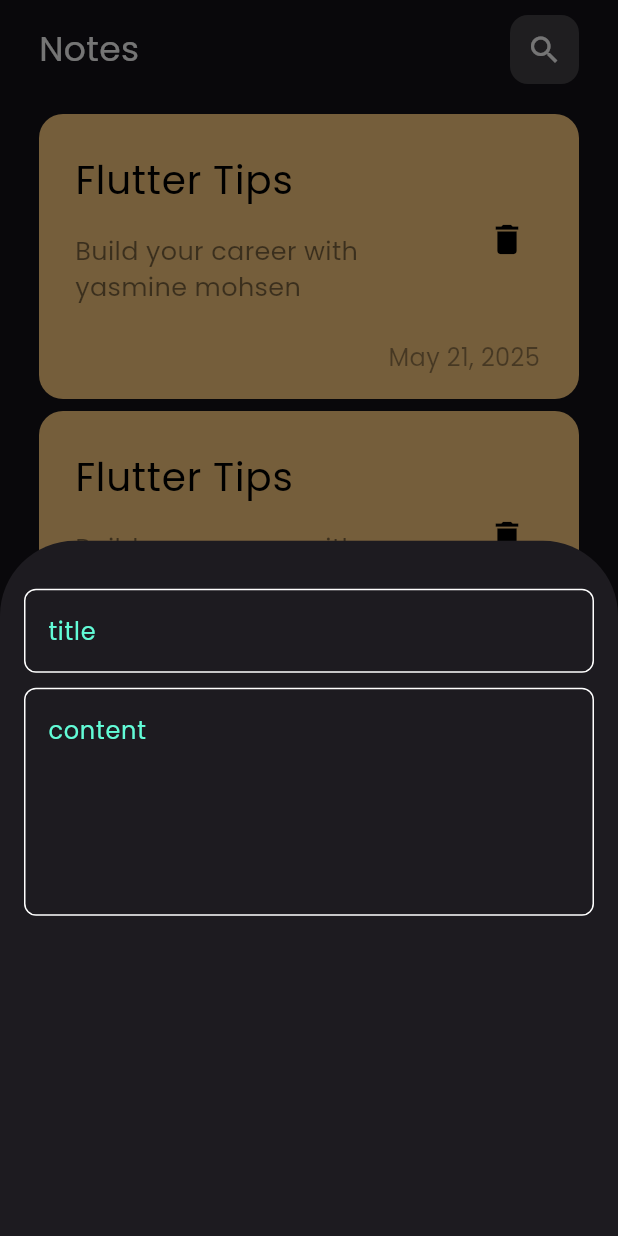
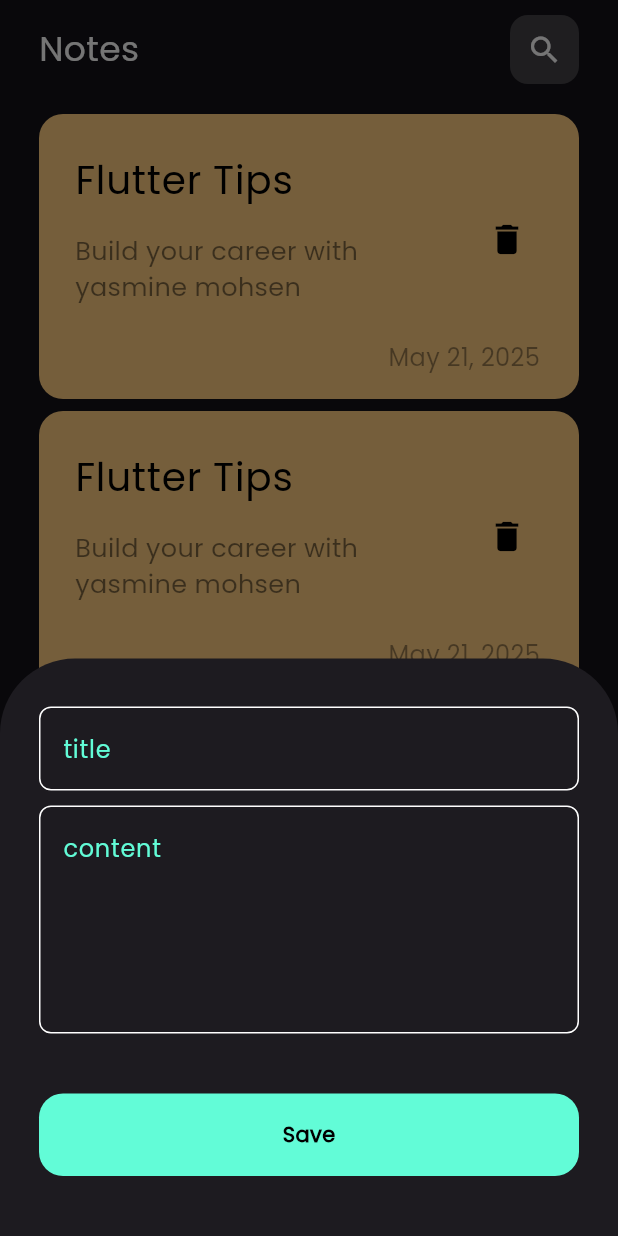
Before and after one commit to yasminemohsen269-collab/notes_app, a Flutter app: the screen it shows after launch, after a tap on the "add" icon, on a phone screen of 412 x 824 dp. Run offline on Flutter 3.47's test engine with Material 3 defaults, Android fonts, the phone set to English and light mode, and no system bars.

Commit message:
finish notes bottom sheet

```diff
--- a/lib/widgets/add_note_bottom_sheet.dart
+++ b/lib/widgets/add_note_bottom_sheet.dart
@@ -1,4 +1,6 @@
 import 'package:flutter/material.dart';
+import 'package:notesapp/utils/app_color.dart';
+import 'package:notesapp/widgets/custom_bottom.dart';
 import 'package:notesapp/widgets/custom_text_field.dart';
 
 class AddNoteBottomSheet extends StatelessWidget {
@@ -6,13 +8,21 @@ class AddNoteBottomSheet extends StatelessWidget {
 
   @override
   Widget build(BuildContext context) {
-    return Column(
+    return Padding(
+      padding: const EdgeInsets.symmetric(horizontal: 26.0),
+      child: SingleChildScrollView(
+        child: Column(
           children: const [
             SizedBox(height: 32),
             CustomTextField(hint: "title"),
             SizedBox(height: 10),
             CustomTextField(hint: "content", maxLines: 5),
+            SizedBox(height: 40),
+            CustomBottom(),
+            SizedBox(height: 40),
           ],
+        ),
+      ),
     );
   }
 }
--- /dev/null
+++ b/lib/widgets/custom_bottom.dart
@@ -0,0 +1,24 @@
+import 'package:flutter/material.dart';
+import 'package:notesapp/utils/app_color.dart';
+
+class CustomBottom extends StatelessWidget {
+  const CustomBottom({super.key});
+
+  @override
+  Widget build(BuildContext context) {
+    return Container(
+      width: MediaQuery.of(context).size.width,
+      height: 55,
+      decoration: BoxDecoration(
+        color: AppColor.KPraimaryColor,
+        borderRadius: BorderRadius.circular(16),
+      ),
+      child: Center(
+        child: Text(
+          "Save",
+          style: TextStyle(color: Colors.black, fontWeight: FontWeight.bold),
+        ),
+      ),
+    );
+  }
+}
--- a/lib/widgets/custom_text_field.dart
+++ b/lib/widgets/custom_text_field.dart
@@ -7,9 +7,7 @@ class CustomTextField extends StatelessWidget {
   final int maxLines;
   @override
   Widget build(BuildContext context) {
-    return Padding(
-      padding: const EdgeInsets.symmetric(horizontal: 16.0),
-      child: TextField(
+    return TextField(
       cursorColor: AppColor.KPraimaryColor,
       maxLines: maxLines,
       decoration: InputDecoration(
@@ -18,7 +16,6 @@ class CustomTextField extends StatelessWidget {
         border: buildborder(),
         enabledBorder: buildborder(),
         focusedBorder: buildborder(AppColor.KPraimaryColor),
-        ),
       ),
     );
   }
```
Lines whose indentation alone changed are shown as unchanged.
